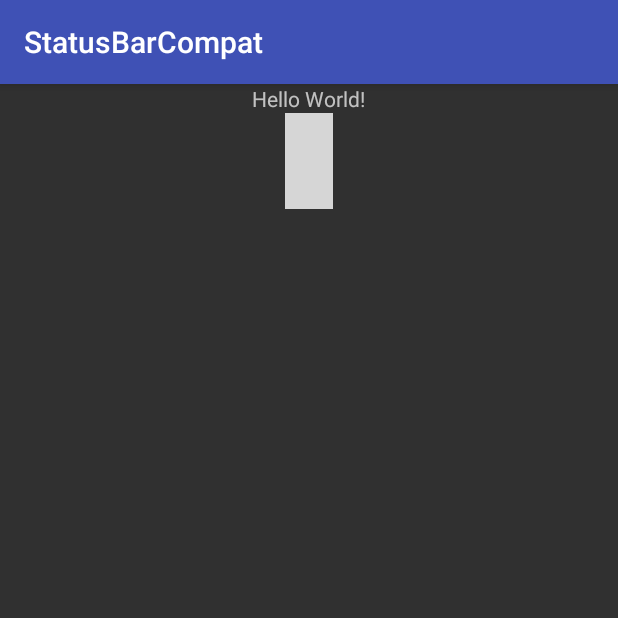
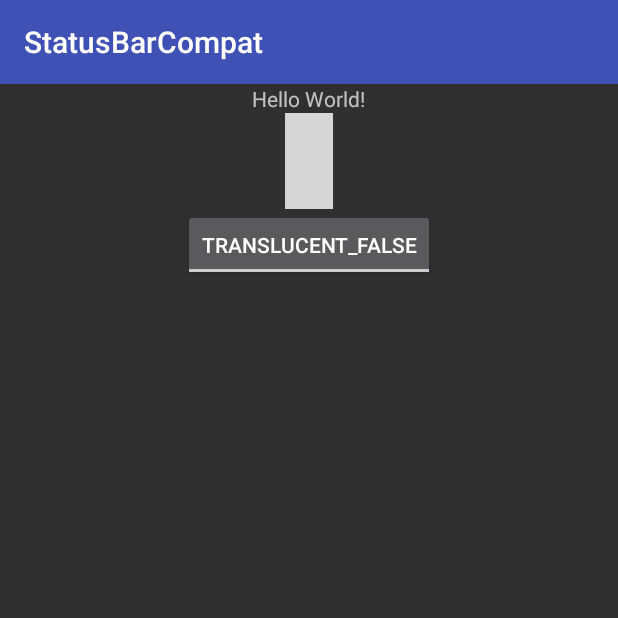
Before and after one commit to msdx/status-bar-compat, an Android app: the screen it shows after launch (MainActivity), on a phone screen of 412 x 824 dp, the top half of it. Run offline under Robolectric (Android 15) with nearby library versions, the phone set to English and light mode, and no system bars; libraries missing offline, so code that uses them is left out: com.larswerkman.holocolorpicker; plain views replace ColorPicker, SVBar; 5 statements that could not run were skipped; grey boxes are pictures that could not be loaded.

Commit message:
Add setTranslucent method

```diff
--- a/app/src/main/java/com/githang/statusbar/demo/MainActivity.java
+++ b/app/src/main/java/com/githang/statusbar/demo/MainActivity.java
@@ -2,6 +2,8 @@ package com.githang.statusbar.demo;
 
 import android.os.Bundle;
 import android.support.v7.app.AppCompatActivity;
+import android.widget.CompoundButton;
+import android.widget.ToggleButton;
 
 import com.githang.statusbar.StatusBarCompat;
 import com.githang.statusbarcompat.demo.R;
@@ -21,6 +23,16 @@ public class MainActivity extends AppCompatActivity implements ColorPicker.OnCol
         picker.addSVBar(svBar);
         picker.setOldCenterColor(picker.getColor());
         picker.setOnColorChangedListener(this);
+
+        ToggleButton toggleButton = (ToggleButton) findViewById(R.id.toggle);
+        toggleButton.setOnCheckedChangeListener(new CompoundButton.OnCheckedChangeListener() {
+            @Override
+            public void onCheckedChanged(CompoundButton buttonView, boolean isChecked) {
+                StatusBarCompat.setTranslucent(getWindow(), isChecked);
+                StatusBarCompat.resetActionBarContainerTopMargin(getWindow());
+            }
+        });
+
     }
 
     @Override
--- a/app/src/main/res/layout/activity_main.xml
+++ b/app/src/main/res/layout/activity_main.xml
@@ -22,4 +22,10 @@
         android:layout_width="wrap_content"
         android:layout_height="wrap_content"/>
 
+    <ToggleButton
+        android:id="@+id/toggle"
+        android:layout_width="wrap_content"
+        android:textOff="translucent_false"
+        android:textOn="translucent_true"
+        android:layout_height="wrap_content"/>
 </LinearLayout>
```
Also changed, not shown: library/src/main/java/com/githang/statusbar/StatusBarCompat.java (+11 -0 lines).
